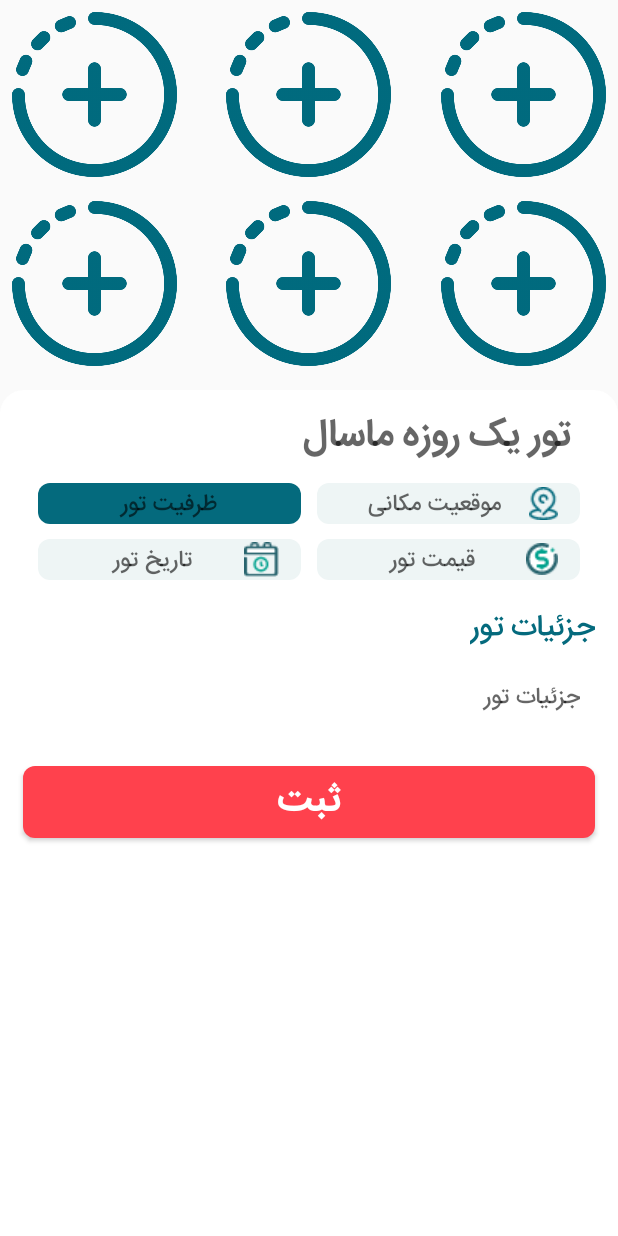
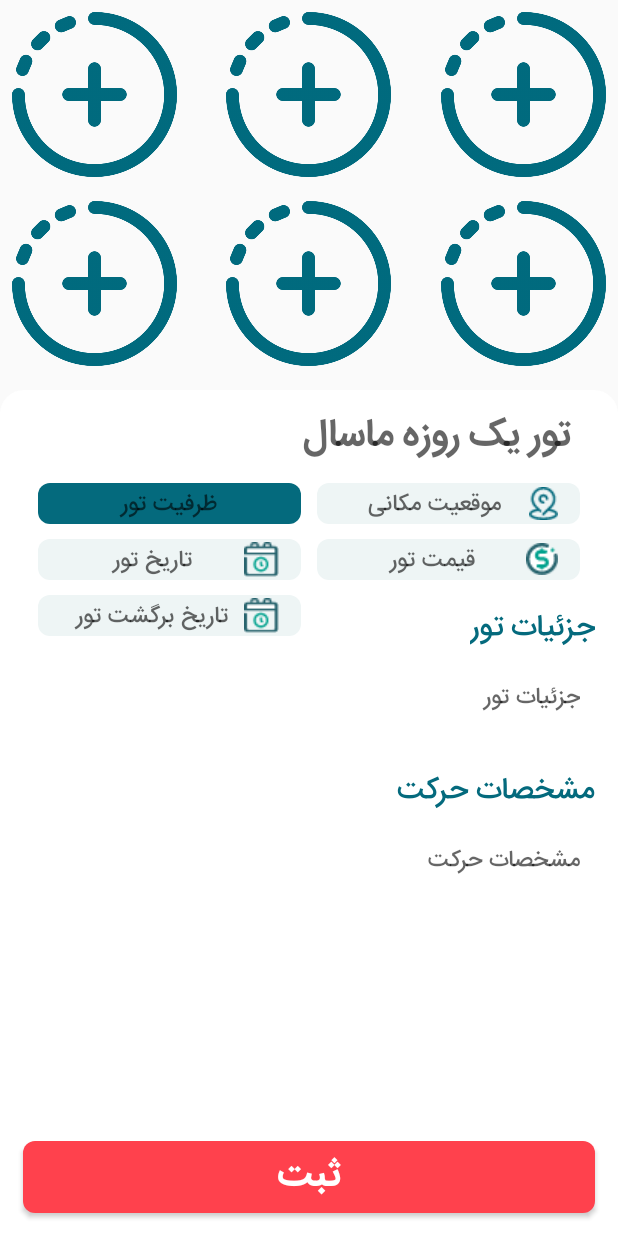
Before and after one commit to SahandGhavami/SahandGasht, an Android app: the MakingTour screen opened directly, with no data from a screen before it, on a phone screen of 412 x 824 dp. Run offline under Robolectric (Android 15) with nearby library versions, the phone set to English and light mode, and no system bars; libraries missing offline, so code that uses them is left out: com.alirezaafkar.sundatepicker; network calls fail.

Commit message:
datepicker has added

```diff
--- a/app/build.gradle
+++ b/app/build.gradle
@@ -31,4 +31,6 @@ dependencies {
     implementation 'com.squareup.retrofit2:retrofit:2.3.0'
     implementation 'com.squareup.retrofit2:converter-gson:2.3.0'
     implementation 'com.github.bumptech.glide:glide:3.7.0'
+    implementation 'com.alirezaafkar:sundatepicker:2.1.2'
+
 }
--- a/app/src/main/java/ir/sahand/tour/webService/APIInterface.java
+++ b/app/src/main/java/ir/sahand/tour/webService/APIInterface.java
@@ -1,4 +1,5 @@
 package ir.sahand.tour.webService;
+
 import java.util.Date;
 
 import ir.sahand.tour.model.ReservationResponse;
@@ -24,6 +25,7 @@ public interface APIInterface {
 
     @GET("v1/Api.php?apicall=gettourbyid")
     Call<TourResponse> getTourById(@Query("id") int id);
+
     //avaz she be myreservedtours
     @GET("v1/Api.php?apicall=mytours")
     Call<ToursResponse> getmytour();
@@ -42,17 +44,19 @@ public interface APIInterface {
 
     @POST("v1/Api.php?apicall=adduser")
     @FormUrlEncoded
-    Call<SignupResponse> registerUser(@Field("user_name") String name , @Field("user_password")String password , @Field("user_email") String email , @Field("user_lname") String lname , @Field("user_phone_number") String phone_number);
+    Call<SignupResponse> registerUser(@Field("user_name") String name, @Field("user_password") String password, @Field("user_email") String email, @Field("user_lname") String lname, @Field("user_phone_number") String phone_number);
+
+    @POST("v1/Api.php?apicall=creattour")
+    @FormUrlEncoded
+    Call<TourResponse> createTour(@Field("name") String name, @Field("location") String location, @Field("capacity") String number, @Field("date") String date, @Field("return_date") String return_date, @Field("cost") String cost, @Field("details") String details, @Field("description") String description);
 
     @POST("v1/Api.php?apicall=login")
     @FormUrlEncoded
-    Call<SignupResponse> loginUser(@Field("user_email") String email , @Field("user_password")String password);
+    Call<SignupResponse> loginUser(@Field("user_email") String email, @Field("user_password") String password);
 
     @POST("v1/Api.php?apicall=reservation")
     @FormUrlEncoded
-    Call<ReservationResponse> reserve (@Field("tour_id")int tour_id );
-
-
+    Call<ReservationResponse> reserve(@Field("tour_id") int tour_id);
 
 
 }
--- a/app/src/main/res/layout/activity_making_tour.xml
+++ b/app/src/main/res/layout/activity_making_tour.xml
@@ -1,6 +1,5 @@
 <?xml version="1.0" encoding="utf-8"?>
-<RelativeLayout
-    xmlns:android="http://schemas.android.com/apk/res/android"
+<RelativeLayout xmlns:android="http://schemas.android.com/apk/res/android"
     android:layout_width="match_parent"
     android:layout_height="match_parent">
 
@@ -8,184 +7,229 @@
         android:id="@+id/making_tour_activity_image1"
         android:layout_width="110dp"
         android:layout_height="110dp"
-        android:scaleType="fitXY"
+        android:layout_alignParentStart="true"
+        android:layout_margin="8dp"
         android:background="@drawable/add_image"
-        android:layout_alignParentStart="true"
-        android:layout_margin="8dp"/>
+        android:scaleType="fitXY" />
 
     <ImageView
         android:id="@+id/making_tour_activity_image2"
         android:layout_width="110dp"
         android:layout_height="110dp"
-        android:scaleType="fitXY"
+        android:layout_centerHorizontal="true"
+        android:layout_margin="8dp"
         android:background="@drawable/add_image"
-        android:layout_centerHorizontal="true"
-        android:layout_margin="8dp"/>
+        android:scaleType="fitXY" />
 
     <ImageView
         android:id="@+id/making_tour_activity_image3"
         android:layout_width="110dp"
         android:layout_height="110dp"
-        android:scaleType="fitXY"
+        android:layout_alignParentEnd="true"
+        android:layout_margin="8dp"
         android:background="@drawable/add_image"
-        android:layout_alignParentEnd="true"
-        android:layout_margin="8dp"/>
+        android:scaleType="fitXY" />
 
     <ImageView
         android:id="@+id/making_tour_activity_image4"
         android:layout_width="110dp"
         android:layout_height="110dp"
-        android:scaleType="fitXY"
-        android:background="@drawable/add_image"
+        android:layout_below="@id/making_tour_activity_image1"
         android:layout_alignParentStart="true"
         android:layout_margin="8dp"
-        android:layout_below="@id/making_tour_activity_image1"/>
+        android:background="@drawable/add_image"
+        android:scaleType="fitXY" />
 
     <ImageView
         android:id="@+id/making_tour_activity_image5"
         android:layout_width="110dp"
         android:layout_height="110dp"
-        android:scaleType="fitXY"
-        android:background="@drawable/add_image"
+        android:layout_below="@id/making_tour_activity_image2"
         android:layout_centerHorizontal="true"
         android:layout_margin="8dp"
-        android:layout_below="@id/making_tour_activity_image2"/>
+        android:background="@drawable/add_image"
+        android:scaleType="fitXY" />
 
     <ImageView
         android:id="@+id/making_tour_activity_image6"
         android:layout_width="110dp"
         android:layout_height="110dp"
-        android:scaleType="fitXY"
-        android:background="@drawable/add_image"
+        android:layout_below="@id/making_tour_activity_image3"
         android:layout_alignParentEnd="true"
         android:layout_margin="8dp"
-        android:layout_below="@id/making_tour_activity_image3"/>
+        android:background="@drawable/add_image"
+        android:scaleType="fitXY" />
 
     <RelativeLayout
+        android:layout_width="match_parent"
+        android:layout_height="match_parent"
         android:layout_gravity="center_vertical"
         android:layout_marginTop="260dp"
-        android:background="@drawable/layout_style"
-        android:layout_width="match_parent"
-        android:layout_height="match_parent">
+        android:background="@drawable/layout_style">
 
         <EditText
             android:id="@+id/making_tour_activity_name"
             android:layout_width="wrap_content"
             android:layout_height="wrap_content"
+            android:layout_alignParentEnd="true"
+            android:layout_marginTop="10dp"
+            android:layout_marginEnd="25dp"
+            android:background="@android:color/transparent"
+            android:fontFamily="@font/iransans_fanum_bold"
             android:hint=" تور یک روزه ماسال"
             android:textColor="@color/darkGreen"
-            android:background="@android:color/transparent"
-            android:fontFamily="@font/iransans_fanum_bold"
-            android:textSize="25sp"
-            android:layout_alignParentEnd="true"
-            android:layout_marginEnd="25dp"
-            android:layout_marginTop="10dp"/>
+            android:textSize="25sp" />
 
         <EditText
             android:id="@+id/making_tour_activity_location"
             android:layout_width="175dp"
             android:layout_height="27dp"
-            android:background="@drawable/textview_style"
-            android:fontFamily="@font/iransansweb_fanum_medium"
-            android:hint="موقعیت مکانی"
-            android:textSize="15sp"
-            android:gravity="center|bottom"
-            android:textColor="@color/darkGreen"
-            android:drawableRight="@drawable/location"
             android:layout_below="@id/making_tour_activity_name"
             android:layout_alignParentEnd="true"
+            android:layout_marginTop="10dp"
             android:layout_marginEnd="25dp"
-            android:layout_marginTop="10dp" />
+            android:background="@drawable/textview_style"
+            android:drawableRight="@drawable/location"
+            android:fontFamily="@font/iransansweb_fanum_medium"
+            android:gravity="center|bottom"
+            android:hint="موقعیت مکانی"
+            android:textColor="@color/darkGreen"
+            android:textSize="15sp" />
 
         <EditText
             android:id="@+id/making_tour_activity_number"
             android:layout_width="175dp"
             android:layout_height="27dp"
-            android:background="@drawable/textview_style_dark"
-            android:gravity="center|bottom"
-            android:fontFamily="@font/iransansweb_fanum_medium"
-            android:textColor="@color/white"
-            android:hint="ظرفیت تور"
-            android:textSize="15sp"
             android:layout_below="@id/making_tour_activity_name"
             android:layout_alignParentStart="true"
             android:layout_marginStart="25dp"
-            android:layout_marginTop="10dp" />
+            android:layout_marginTop="10dp"
+            android:background="@drawable/textview_style_dark"
+            android:fontFamily="@font/iransansweb_fanum_medium"
+            android:gravity="center|bottom"
+            android:hint="ظرفیت تور"
+            android:textColor="@color/white"
+            android:textSize="15sp" />
 
         <EditText
             android:id="@+id/making_tour_activity_cost"
             android:layout_width="175dp"
             android:layout_height="27dp"
+            android:layout_below="@id/making_tour_activity_location"
+            android:layout_alignParentEnd="true"
+            android:layout_marginTop="10dp"
+            android:layout_marginEnd="25dp"
             android:background="@drawable/textview_style"
-            android:hint="قیمت تور"
-            android:textSize="15sp"
-            android:gravity="center|bottom"
             android:drawableRight="@drawable/money"
             android:fontFamily="@font/iransansweb_fanum_medium"
+            android:gravity="center|bottom"
+            android:hint="قیمت تور"
             android:textColor="@color/darkGreen"
-            android:layout_below="@id/making_tour_activity_location"
-            android:layout_alignParentEnd="true"
-            android:layout_marginEnd="25dp"
-            android:layout_marginTop="10dp" />
+            android:textSize="15sp" />
 
-        <EditText
+        <TextView
             android:id="@+id/making_tour_activity_date"
             android:layout_width="175dp"
             android:layout_height="27dp"
-            android:background="@drawable/textview_style"
-            android:hint="تاریخ تور"
-            android:textSize="15sp"
-            android:drawableRight="@drawable/date"
-            android:gravity="center|bottom"
-            android:fontFamily="@font/iransansweb_fanum_medium"
-            android:textColor="@color/darkGreen"
             android:layout_below="@id/making_tour_activity_number"
             android:layout_alignParentStart="true"
             android:layout_marginStart="25dp"
-            android:layout_marginTop="10dp" />
+            android:layout_marginTop="10dp"
+            android:background="@drawable/textview_style"
+            android:drawableRight="@drawable/date"
+            android:fontFamily="@font/iransansweb_fanum_medium"
+            android:gravity="center|bottom"
+            android:hint="تاریخ تور"
+            android:textColor="@color/darkGreen"
+            android:textSize="15sp" />
+
+        <TextView
+            android:id="@+id/making_tour_activity_return_date"
+            android:layout_width="175dp"
+            android:layout_height="27dp"
+            android:layout_below="@id/making_tour_activity_date"
+            android:layout_alignParentStart="true"
+            android:layout_marginStart="25dp"
+            android:layout_marginTop="10dp"
+            android:background="@drawable/textview_style"
+            android:drawableRight="@drawable/date"
+            android:fontFamily="@font/iransansweb_fanum_medium"
+            android:gravity="center|bottom"
+            android:hint="تاریخ برگشت تور"
+            android:textColor="@color/darkGreen"
+            android:textSize="15sp" />
 
         <TextView
             android:id="@+id/making_tour_activity_details_title"
             android:layout_width="wrap_content"
             android:layout_height="wrap_content"
-            android:text="@string/tour_details"
-            android:fontFamily="@font/iransansweb_fanum_medium"
-            android:textSize="20sp"
-            android:textColor="@color/darkGreen"
             android:layout_below="@id/making_tour_activity_cost"
             android:layout_alignParentEnd="true"
+            android:layout_marginTop="15dp"
             android:layout_marginEnd="15dp"
-            android:layout_marginTop="15dp"
-            />
+            android:fontFamily="@font/iransansweb_fanum_medium"
+            android:text="@string/tour_details"
+            android:textColor="@color/darkGreen"
+            android:textSize="20sp" />
 
         <EditText
             android:id="@+id/making_tour_activity_details"
             android:layout_width="match_parent"
             android:layout_height="60dp"
-            android:lines="10"
-            android:scrollbars="vertical"
-            android:hint="جزئیات تور"
-            android:fontFamily="@font/iransansweb_fanum_medium"
-            android:background="@android:color/transparent"
-            android:textSize="15sp"
-            android:textColor="@color/darkGreen"
             android:layout_below="@id/making_tour_activity_details_title"
             android:layout_alignParentEnd="true"
+            android:layout_marginStart="15dp"
             android:layout_marginEnd="15dp"
+            android:background="@android:color/transparent"
+            android:fontFamily="@font/iransansweb_fanum_medium"
+            android:hint="جزئیات تور"
+            android:lines="10"
+            android:paddingEnd="10dp"
+            android:scrollbars="vertical"
+            android:textColor="@color/darkGreen"
+            android:textSize="15sp" />
+
+        <TextView
+            android:id="@+id/making_tour_activity_description_title"
+            android:layout_width="wrap_content"
+            android:layout_height="wrap_content"
+            android:layout_below="@id/making_tour_activity_details"
+            android:layout_alignParentEnd="true"
+            android:layout_marginTop="15dp"
+            android:layout_marginEnd="15dp"
+            android:fontFamily="@font/iransansweb_fanum_medium"
+            android:text="مشخصات حرکت"
+            android:textColor="@color/darkGreen"
+            android:textSize="20sp" />
+
+        <EditText
+            android:id="@+id/making_tour_activity_description"
+            android:layout_width="match_parent"
+            android:layout_height="60dp"
+            android:layout_below="@id/making_tour_activity_description_title"
+            android:layout_alignParentEnd="true"
             android:layout_marginStart="15dp"
+            android:layout_marginEnd="15dp"
+            android:background="@android:color/transparent"
+            android:fontFamily="@font/iransansweb_fanum_medium"
+            android:hint="مشخصات حرکت"
+            android:lines="10"
             android:paddingEnd="10dp"
-            />
+            android:scrollbars="vertical"
+            android:textColor="@color/darkGreen"
+            android:textSize="15sp" />
+
         <Button
             android:id="@+id/making_tour_activity_button"
             android:layout_width="match_parent"
             android:layout_height="wrap_content"
+            android:layout_margin="15dp"
+            android:layout_alignParentBottom="true"
             android:background="@drawable/reserve_button_style"
-            android:layout_margin="15dp"
-            android:layout_below="@+id/making_tour_activity_details"
+            android:fontFamily="@font/iransans_fanum_bold"
             android:text="@string/making_tour"
             android:textColor="@color/white"
-            android:fontFamily="@font/iransans_fanum_bold"
-            android:textSize="25sp"/>
+            android:textSize="25sp" />
 
     </RelativeLayout>
 
```
Also changed, not shown: app/src/main/java/ir/sahand/tour/MakingTour.java (+183 -38 lines).
